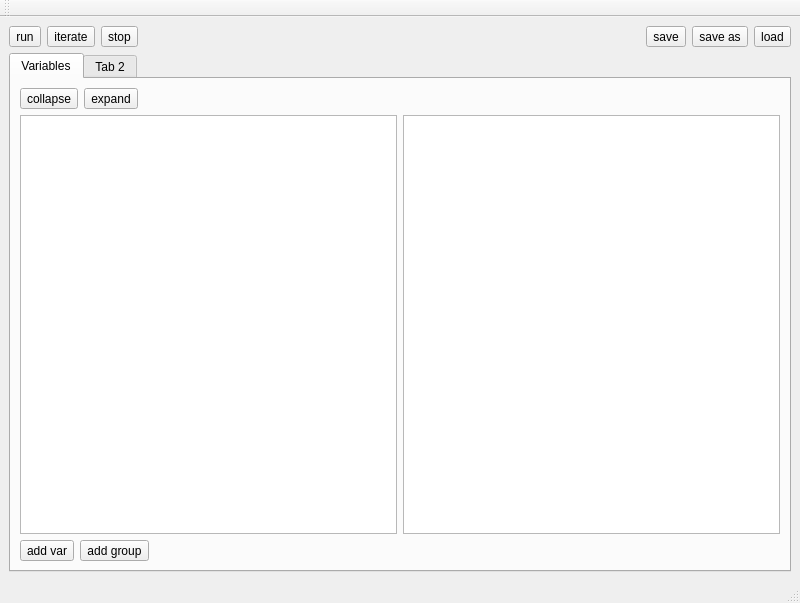
Old version of the form control-system.ui in the repository AlbertHdz4/qplayer.
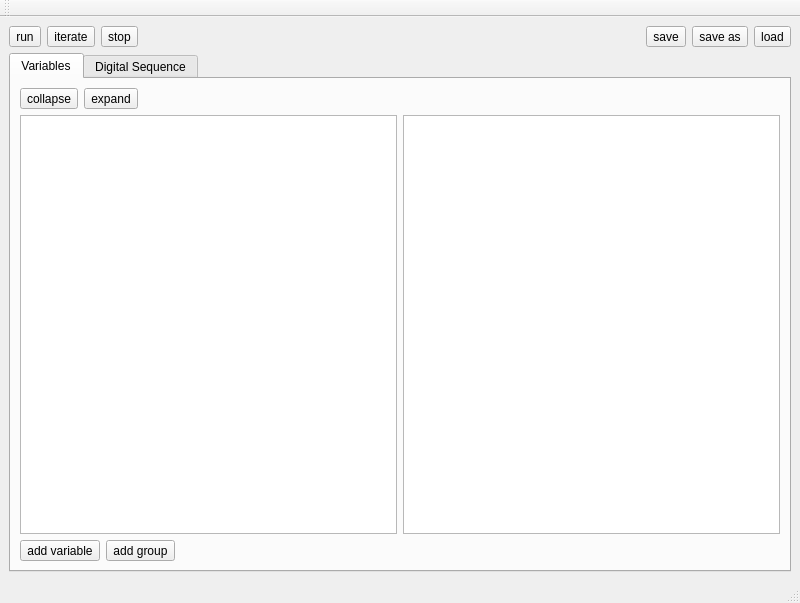
New version of the form. Icons and pictures are not drawn.

Diff of the .ui file:
```diff
--- a/control-system.ui
+++ b/control-system.ui
@@ -76,6 +76,9 @@
     </item>
     <item>
      <widget class="QTabWidget" name="tabWidget">
+      <property name="tabPosition">
+       <enum>QTabWidget::North</enum>
+      </property>
       <property name="currentIndex">
        <number>0</number>
       </property>
@@ -177,7 +180,17 @@
           <item>
            <widget class="QToolButton" name="addVariableButton">
             <property name="text">
-             <string>add var</string>
+             <string>add variable</string>
+            </property>
+            <property name="icon">
+             <iconset resource="resources.qrc">
+              <normaloff>:/actions/icons/document-new.svg</normaloff>:/actions/icons/document-new.svg</iconset>
+            </property>
+            <property name="iconSize">
+             <size>
+              <width>32</width>
+              <height>32</height>
+             </size>
             </property>
            </widget>
           </item>
@@ -186,6 +199,16 @@
             <property name="text">
              <string>add group</string>
             </property>
+            <property name="icon">
+             <iconset resource="resources.qrc">
+              <normaloff>:/actions/icons/folder-new.svg</normaloff>:/actions/icons/folder-new.svg</iconset>
+            </property>
+            <property name="iconSize">
+             <size>
+              <width>32</width>
+              <height>32</height>
+             </size>
+            </property>
            </widget>
           </item>
           <item>
@@ -207,7 +230,7 @@
       </widget>
       <widget class="QWidget" name="tab_4">
        <attribute name="title">
-        <string>Tab 2</string>
+        <string>Digital Sequence</string>
        </attribute>
       </widget>
      </widget>
```
Left out of the diff: 117 changed lines with no effect on the pictures.
